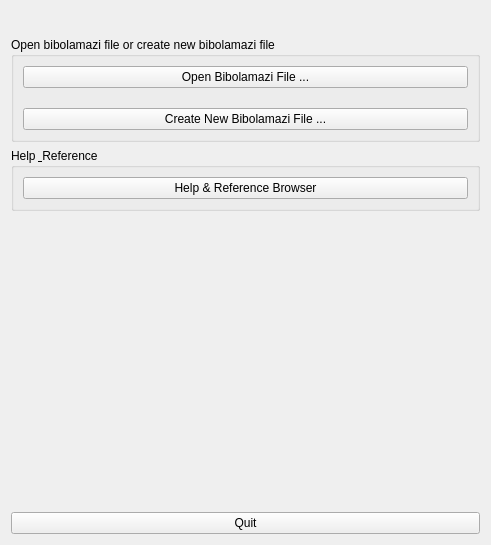
The window that gui/mainwidget.ui (phfaist/bibolamazi) describes before a commit, drawn with Qt 5.
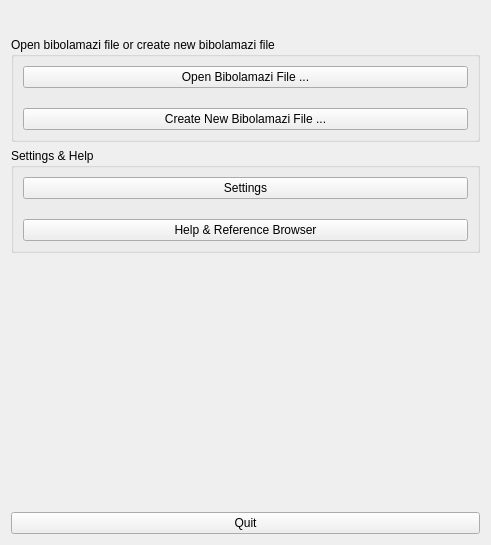
The same window after the commit. Icons and pictures are not drawn.

Commit message: better integration of auto software update; settings dialog; some small fixes & enhancements

Diff of the .ui file:
```diff
--- a/gui/mainwidget.ui
+++ b/gui/mainwidget.ui
@@ -86,12 +86,19 @@
    <item>
     <widget class="QGroupBox" name="groupBox_2">
      <property name="title">
-      <string>Help &amp; Reference</string>
+      <string>Settings &amp;&amp; Help</string>
      </property>
      <layout class="QVBoxLayout" name="verticalLayout_2">
       <property name="spacing">
        <number>20</number>
       </property>
+      <item>
+       <widget class="QPushButton" name="btnSettings">
+        <property name="text">
+         <string>Settings</string>
+        </property>
+       </widget>
+      </item>
       <item>
        <widget class="QPushButton" name="btnHelp">
         <property name="text">
```
The commit also changes 14 other files.
